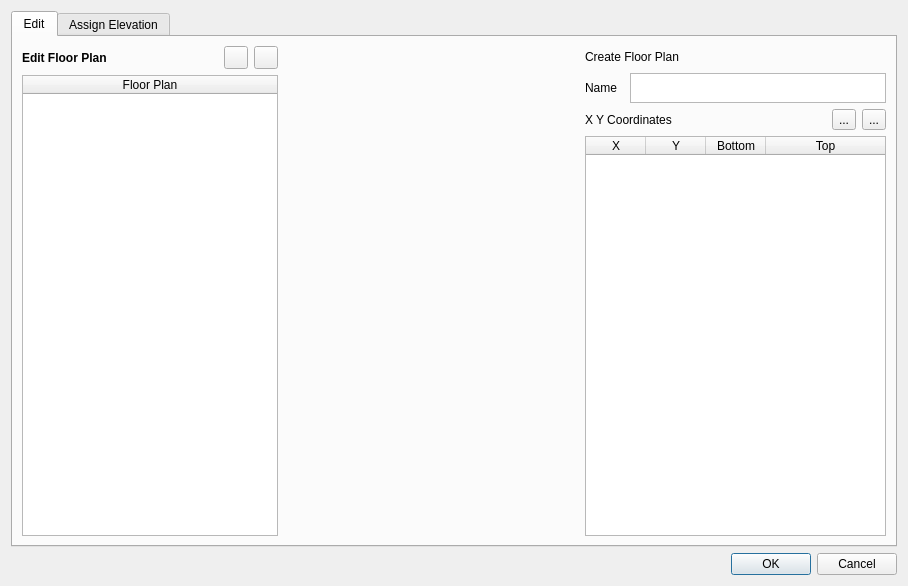
Before: the Qt Designer form resources/UI/autobuilder_floordesign_v2.ui in UofT-Seismic-Design-Team/Autobuilder-3.0, drawn with Qt 5.
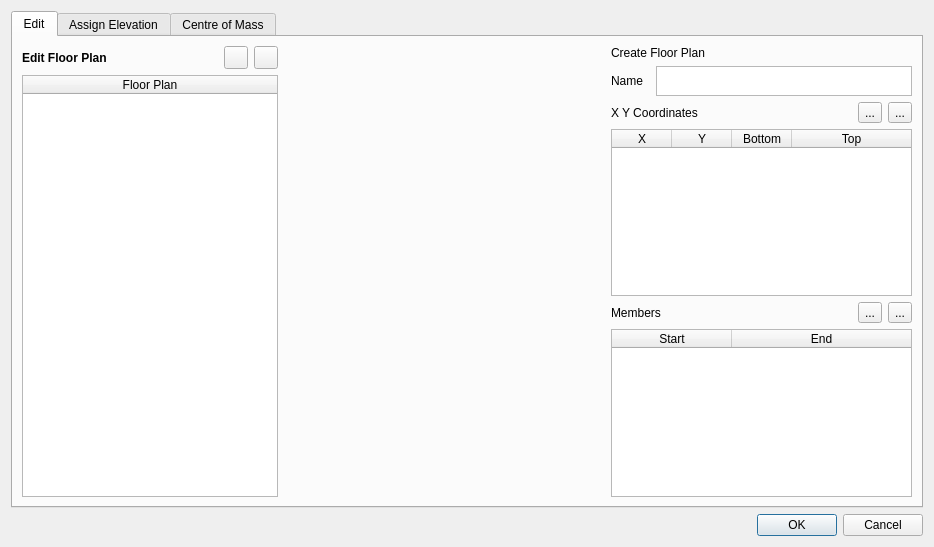
After: the same form once the commit is applied. Custom widgets are drawn as their Qt base class.

Patch:
```diff
--- a/resources/UI/autobuilder_floordesign_v2.ui
+++ b/resources/UI/autobuilder_floordesign_v2.ui
@@ -6,8 +6,8 @@
    <rect>
     <x>0</x>
     <y>0</y>
-    <width>908</width>
-    <height>586</height>
+    <width>934</width>
+    <height>547</height>
    </rect>
   </property>
   <property name="minimumSize">
@@ -110,7 +110,7 @@
             </widget>
            </item>
            <item>
-            <layout class="QVBoxLayout" name="RIghtBar" stretch="1,0,0,0">
+            <layout class="QVBoxLayout" name="RightBar" stretch="1,0,0,0,0,0">
              <property name="spacing">
               <number>6</number>
              </property>
@@ -122,6 +122,12 @@
                  <height>30</height>
                 </size>
                </property>
+               <property name="font">
+                <font>
+                 <weight>50</weight>
+                 <bold>false</bold>
+                </font>
+               </property>
                <property name="text">
                 <string>Create Floor Plan</string>
                </property>
@@ -220,7 +226,7 @@
                <property name="minimumSize">
                 <size>
                  <width>0</width>
-                 <height>400</height>
+                 <height>150</height>
                 </size>
                </property>
                <property name="selectionMode">
@@ -235,6 +241,9 @@
                <attribute name="horizontalHeaderStretchLastSection">
                 <bool>true</bool>
                </attribute>
+               <attribute name="verticalHeaderDefaultSectionSize">
+                <number>40</number>
+               </attribute>
                <column>
                 <property name="text">
                  <string>X</string>
@@ -260,6 +269,96 @@
                </column>
               </widget>
              </item>
+             <item>
+              <layout class="QHBoxLayout" name="memberTitle_layout">
+               <property name="sizeConstraint">
+                <enum>QLayout::SetDefaultConstraint</enum>
+               </property>
+               <property name="topMargin">
+                <number>0</number>
+               </property>
+               <item>
+                <widget class="QLabel" name="members_label">
+                 <property name="text">
+                  <string>Members</string>
+                 </property>
+                </widget>
+               </item>
+               <item>
+                <widget class="QToolButton" name="addMember_button">
+                 <property name="text">
+                  <string>...</string>
+                 </property>
+                </widget>
+               </item>
+               <item>
+                <widget class="QToolButton" name="deleteMember_button">
+                 <property name="text">
+                  <string>...</string>
+                 </property>
+                </widget>
+               </item>
+              </layout>
+             </item>
+             <item>
+              <widget class="QTableWidget" name="memberTable">
+               <property name="sizePolicy">
+                <sizepolicy hsizetype="Expanding" vsizetype="Expanding">
+                 <horstretch>0</horstretch>
+                 <verstretch>0</verstretch>
+                </sizepolicy>
+               </property>
+               <property name="minimumSize">
+                <size>
+                 <width>0</width>
+                 <height>150</height>
+                </size>
+               </property>
+               <property name="selectionMode">
+                <enum>QAbstractItemView::ExtendedSelection</enum>
+               </property>
+               <property name="selectionBehavior">
+                <enum>QAbstractItemView::SelectRows</enum>
+               </property>
+               <attribute name="horizontalHeaderCascadingSectionResizes">
+                <bool>false</bool>
+               </attribute>
+               <attribute name="horizontalHeaderDefaultSectionSize">
+                <number>120</number>
+               </attribute>
+               <attribute name="horizontalHeaderMinimumSectionSize">
+                <number>39</number>
+               </attribute>
+               <attribute name="horizontalHeaderStretchLastSection">
+                <bool>true</bool>
+               </attribute>
+               <attribute name="verticalHeaderDefaultSectionSize">
+                <number>40</number>
+               </attribute>
+               <attribute name="verticalHeaderHighlightSections">
+                <bool>true</bool>
+               </attribute>
+               <attribute name="verticalHeaderMinimumSectionSize">
+                <number>23</number>
+               </attribute>
+               <column>
+                <property name="text">
+                 <string>Start</string>
+                </property>
+                <property name="textAlignment">
+                 <set>AlignCenter</set>
+                </property>
+               </column>
+               <column>
+                <property name="text">
+                 <string>End</string>
+                </property>
+                <property name="textAlignment">
+                 <set>AlignCenter</set>
+                </property>
+               </column>
+              </widget>
+             </item>
             </layout>
            </item>
           </layout>
@@ -326,6 +425,70 @@
        </item>
       </layout>
      </widget>
+     <widget class="QWidget" name="COM_tab">
+      <attribute name="title">
+       <string>Centre of Mass</string>
+      </attribute>
+      <layout class="QVBoxLayout" name="verticalLayout_7">
+       <item>
+        <layout class="QVBoxLayout" name="verticalLayout_6">
+         <item>
+          <widget class="QLabel" name="fpCOM_label">
+           <property name="font">
+            <font>
+             <weight>75</weight>
+             <bold>true</bold>
+            </font>
+           </property>
+           <property name="text">
+            <string>Set Locations of Centre of Mass</string>
+           </property>
+          </widget>
+         </item>
+         <item>
+          <widget class="QTableWidget" name="COMTable">
+           <property name="layoutDirection">
+            <enum>Qt::LeftToRight</enum>
+           </property>
+           <property name="autoFillBackground">
+            <bool>false</bool>
+           </property>
+           <property name="editTriggers">
+            <set>QAbstractItemView::AllEditTriggers</set>
+           </property>
+           <property name="selectionMode">
+            <enum>QAbstractItemView::SingleSelection</enum>
+           </property>
+           <property name="selectionBehavior">
+            <enum>QAbstractItemView::SelectItems</enum>
+           </property>
+           <column>
+            <property name="text">
+             <string>Elevation</string>
+            </property>
+            <property name="font">
+             <font>
+              <weight>75</weight>
+              <bold>true</bold>
+             </font>
+            </property>
+           </column>
+           <column>
+            <property name="text">
+             <string>X</string>
+            </property>
+           </column>
+           <column>
+            <property name="text">
+             <string>Y</string>
+            </property>
+           </column>
+          </widget>
+         </item>
+        </layout>
+       </item>
+      </layout>
+     </widget>
     </widget>
    </item>
    <item>
```
Left out of the diff: 17 changed lines with no effect on the pictures.
